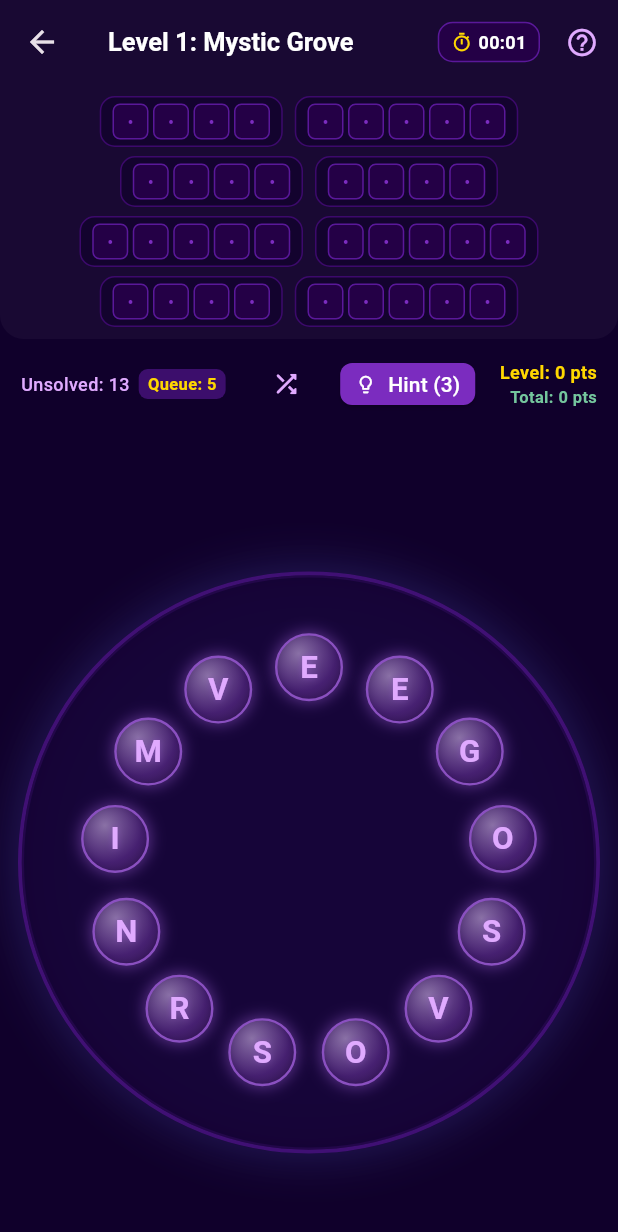
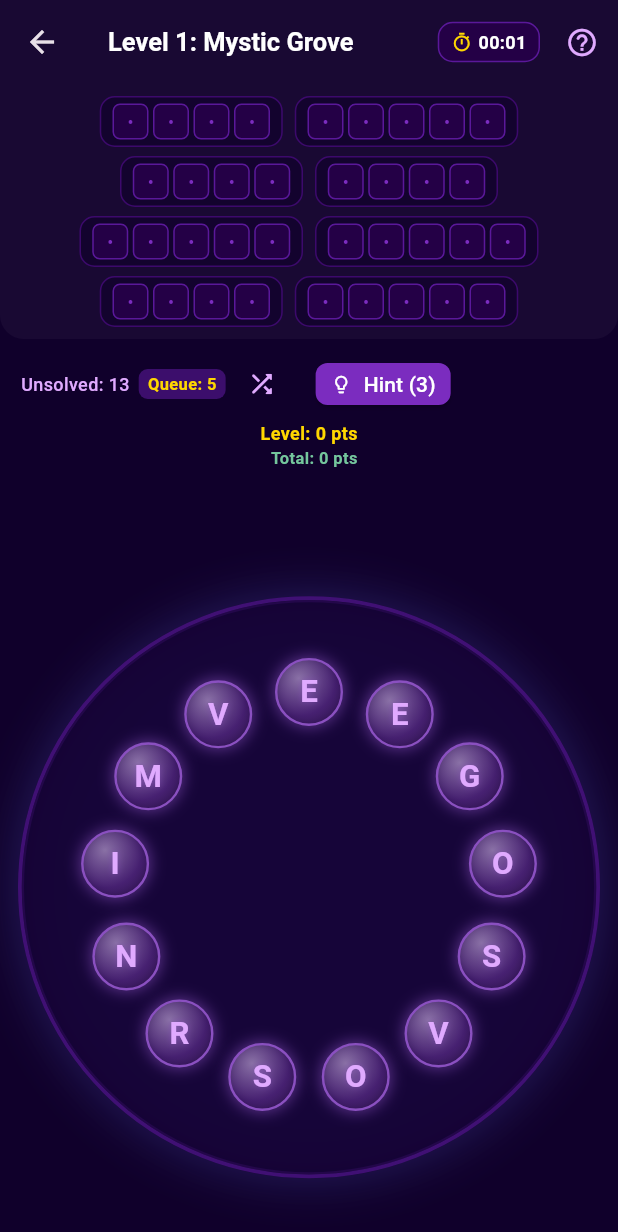
Before and after one commit to drayze/letter_in_the_myst, a Flutter app: the screen it shows after launch, after a tap on an icon or button, on a phone screen of 412 x 824 dp. Shown: the top 1232 px of the screen. Run offline on Flutter 3.47's test engine with Material 3 defaults, Android fonts, the phone set to English and light mode, and no system bars; our stand-ins replace shared_preferences.

Commit message:
Convert stats and controls layout from Row to Column in game screen
* Replace main layout `Row` in the stats and controls section with a `Column`.
* Flatten control action buttons (shuffle, hint) by removing their nested `Row` wrapper.

```diff
--- a/lib/screens/game_screen.dart
+++ b/lib/screens/game_screen.dart
@@ -619,7 +619,7 @@ class _GameScreenState extends State<GameScreen>
                 // Stats & Controls Row
                 Padding(
                   padding: const EdgeInsets.symmetric(horizontal: 14.0),
-                  child: Row(
+                  child: Column(
                     mainAxisAlignment: MainAxisAlignment.spaceBetween,
                     children: [
                       Row(
@@ -651,10 +651,6 @@ class _GameScreenState extends State<GameScreen>
                               ),
                             ),
                           ],
-                        ],
-                      ),
-                      Row(
-                        children: [
                           IconButton(
                             onPressed: _shuffleWheel,
                             icon: const Icon(Icons.shuffle_rounded,
@@ -682,9 +678,7 @@ class _GameScreenState extends State<GameScreen>
                                 borderRadius: BorderRadius.circular(8),
                               ),
                             ),
-                          ),
-                        ],
-                      ),
+                          ),],),
                       Column(
                         crossAxisAlignment: CrossAxisAlignment.end,
                         children: [
```
